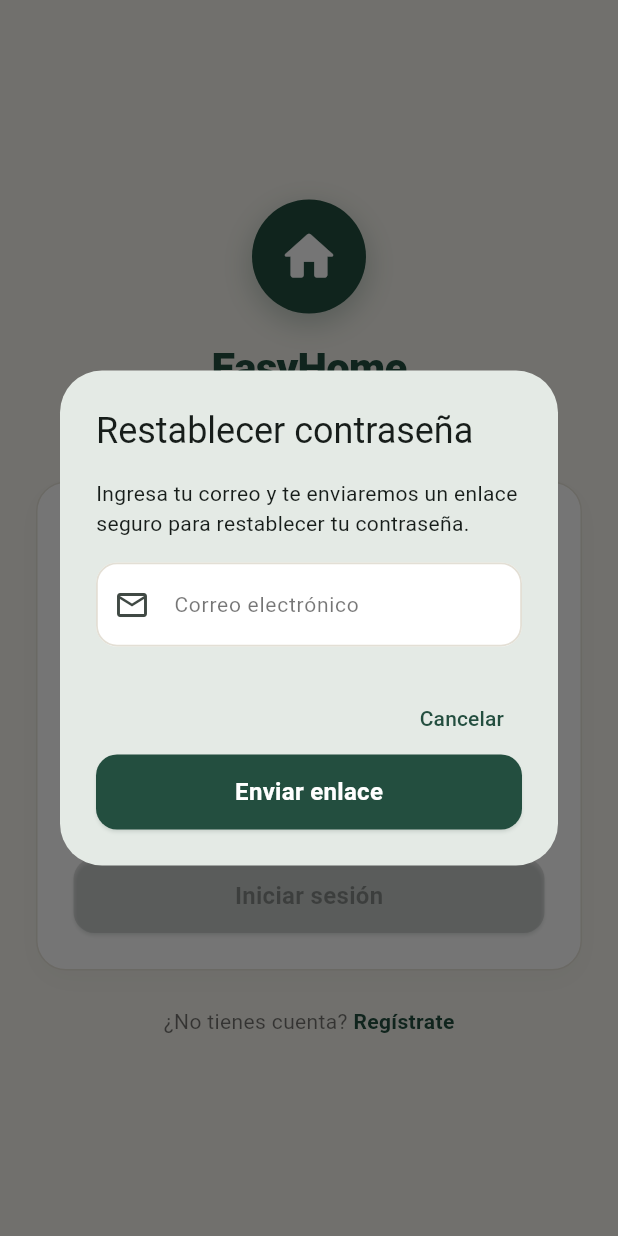
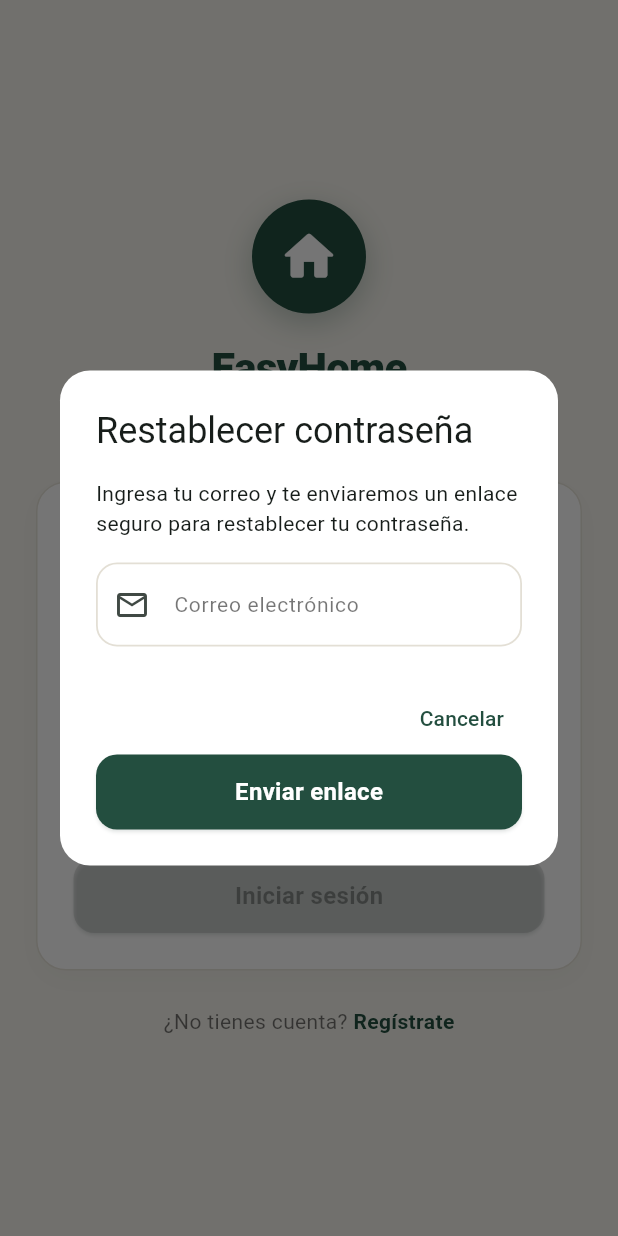
Before and after one commit to JaquelineCamarillo/EasyHome, a Flutter app: the screen it shows after launch, after a tap on "Inicia sesión", after a tap on "¿Olvidaste tu contraseña?", on a phone screen of 412 x 824 dp. Run offline on Flutter 3.47's test engine with Material 3 defaults, Android fonts, the phone set to English and light mode, and no system bars; our stand-ins replace cloud_firestore, firebase_auth, firebase_core, firebase_messaging; accounts and stored records are empty; generated files the repository leaves out were written again.

Commit message:
feat(ui): implementar diseno responsive y estetica elegante en toda la app

```diff
--- a/lib/main.dart
+++ b/lib/main.dart
@@ -56,30 +56,44 @@ class EasyHomeApp extends StatelessWidget {
         colorScheme: ColorScheme.fromSeed(
           seedColor: verdePrincipal,
           primary: verdePrincipal,
+          secondary: const Color(0xFF386653),
           surface: Colors.white,
           brightness: Brightness.light,
         ),
         scaffoldBackgroundColor: cremaFondo,
         appBarTheme: const AppBarTheme(
           backgroundColor: Colors.transparent,
+          surfaceTintColor: Colors.transparent,
           scrolledUnderElevation: 0,
           elevation: 0,
           centerTitle: true,
           titleTextStyle: TextStyle(
             color: Color(0xFF1E2D27),
-            fontSize: 19,
+            fontSize: 20,
             fontWeight: FontWeight.bold,
-            letterSpacing: -0.3,
+            letterSpacing: -0.4,
           ),
           iconTheme: IconThemeData(color: verdePrincipal),
         ),
         cardTheme: CardThemeData(
           color: Colors.white,
           elevation: 0,
+          surfaceTintColor: Colors.transparent,
           shape: RoundedRectangleBorder(
             borderRadius: BorderRadius.circular(16),
             side: const BorderSide(color: Color(0xFFE8E4DA), width: 1),
           ),
+        ),
+        dialogTheme: DialogThemeData(
+          backgroundColor: Colors.white,
+          surfaceTintColor: Colors.transparent,
+          shape: RoundedRectangleBorder(
+            borderRadius: BorderRadius.circular(20),
+          ),
+        ),
+        bottomSheetTheme: const BottomSheetThemeData(
+          backgroundColor: Colors.transparent,
+          surfaceTintColor: Colors.transparent,
         ),
         inputDecorationTheme: InputDecorationTheme(
           filled: true,
```
Also changed, not shown: lib/screens/agregar_quehacer_screen.dart (+9 -4 lines), lib/screens/dashboard_screen.dart (+41 -6 lines), lib/screens/detalle_quehacer_modal.dart (+10 -5 lines), lib/screens/editar_perfil_screen.dart (+7 -0 lines), lib/screens/perfil_hogar_screen.dart (+14 -2 lines), lib/widgets/responsive_layout.dart (added, +59 -0 lines).
